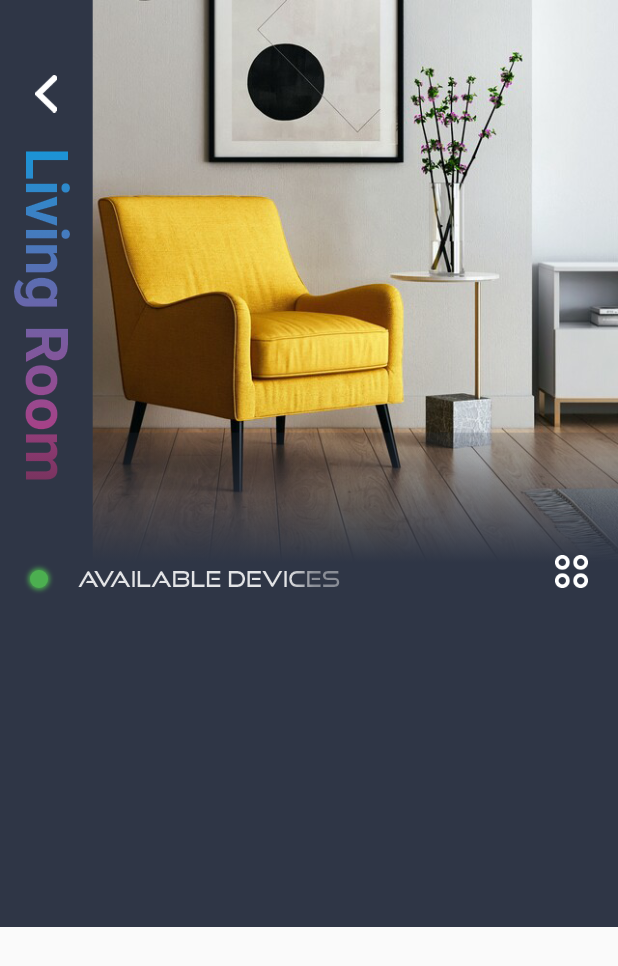
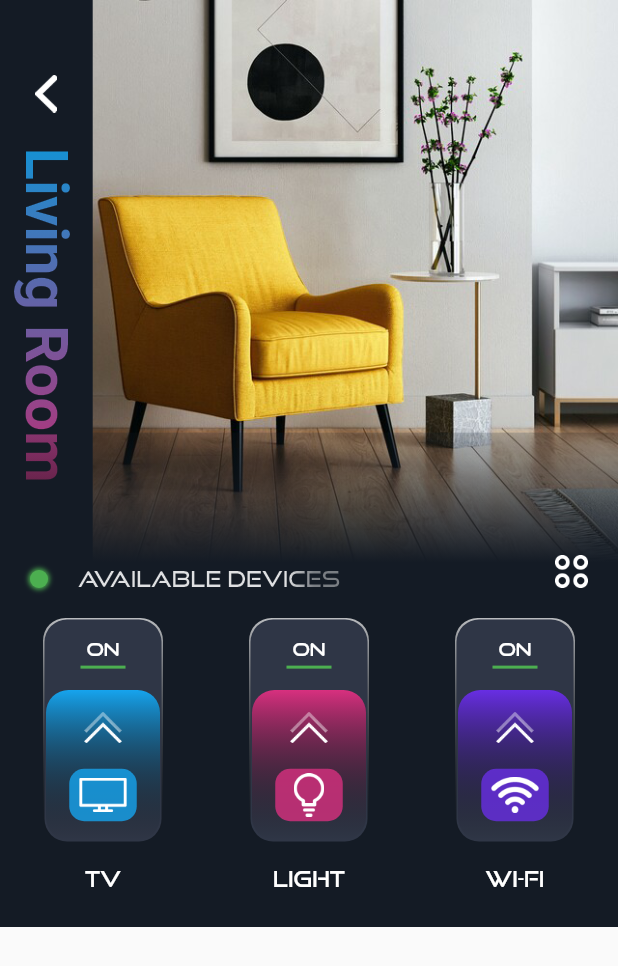
Before and after one commit to denissavishchev/smart_home, a Flutter app: the screen it shows after launch, on a phone screen of 412 x 824 dp. Shown: the top 966 px of the screen. Run offline on Flutter 3.47's test engine with Material 2 defaults, Android fonts, the phone set to English and light mode, and no system bars; our stand-ins replace sleek_circular_slider.

Commit message:
switches_start

```diff
--- a/lib/living_room.dart
+++ b/lib/living_room.dart
@@ -1,6 +1,7 @@
 import 'package:flutter/material.dart';
 import 'package:smart_home/constants.dart';
 import 'package:smart_home/gradient_text.dart';
+import 'package:smart_home/switch_box.dart';
 
 import 'main_page.dart';
 
@@ -25,7 +26,7 @@ class LivingRoomPage extends StatelessWidget {
                 ),
               ),
               Container(
-                color: kLightBlack,
+                color: kBlack,
                 width: size.width * 0.15,
                 height: size.height * 0.5,
                 padding: const EdgeInsets.fromLTRB(0, 50, 0, 90),
@@ -63,9 +64,9 @@ class LivingRoomPage extends StatelessWidget {
                   decoration: BoxDecoration(
                       gradient: LinearGradient(
                           colors: [
-                            kLightBlack.withOpacity(0.2),
-                            kLightBlack,
-                            kLightBlack,
+                            kBlack.withOpacity(0.2),
+                            kBlack,
+                            kBlack,
                           ],
                           begin: Alignment.topCenter,
                           end: Alignment.bottomCenter,
@@ -119,8 +120,34 @@ class LivingRoomPage extends StatelessWidget {
           Container(
             width: size.width,
             height: size.height * 0.25,
-            color: kLightBlack,
-          )
+            color: kBlack,
+            child: Row(
+              mainAxisAlignment: MainAxisAlignment.spaceAround,
+              children: [
+                Column(
+                  children: [
+                    SwitchBox(color: kBlue, icon: 'tv',),
+                    const SizedBox(height: 15,),
+                    const Text('TV', style: TextStyle(fontFamily: 'good', color: Colors.white),),
+                  ],
+                ),
+                Column(
+                  children: [
+                    SwitchBox(color: kRed, icon: 'bulb',),
+                    const SizedBox(height: 15,),
+                    const Text('Light', style: TextStyle(fontFamily: 'good', color: Colors.white),),
+                  ],
+                ),
+                Column(
+                  children: [
+                    SwitchBox(color: kPurple, icon: 'wifi',),
+                    const SizedBox(height: 15,),
+                    const Text('Wi-Fi', style: TextStyle(fontFamily: 'good', color: Colors.white),),
+                  ],
+                ),
+              ],
+            ),
+          ),
         ],
       ),
     );
--- /dev/null
+++ b/lib/switch_box.dart
@@ -0,0 +1,120 @@
+import 'package:flutter/material.dart';
+import 'package:smart_home/constants.dart';
+
+class SwitchBox extends StatefulWidget {
+
+  final Color color;
+  final String icon;
+
+  SwitchBox({Key? key,
+    required this.color, required this.icon,
+
+  }) : super(key: key);
+
+  @override
+  State<SwitchBox> createState() => _SwitchBoxState();
+}
+
+class _SwitchBoxState extends State<SwitchBox> {
+
+  bool isSwitched = true;
+
+  void _isSwitched(){
+    setState(() {
+      isSwitched = !isSwitched;
+    });
+  }
+
+  @override
+  Widget build(BuildContext context) {
+    return Stack(
+      alignment: Alignment.center,
+      children: [
+        Container(
+          width: 80,
+          height: 150,
+          decoration: BoxDecoration(
+            borderRadius: BorderRadius.circular(15),
+            gradient: LinearGradient(
+              colors: [
+                Colors.white.withOpacity(0.7),
+                Colors.transparent
+              ],
+              begin: Alignment.topCenter,
+              end: Alignment.bottomCenter
+            )
+          ),
+        ),
+        Container(
+          width: 78,
+          height: 148,
+          decoration: BoxDecoration(
+            borderRadius: BorderRadius.circular(15),
+            color: kLightBlack
+          ),
+          child: Stack(
+            alignment: Alignment.topCenter,
+            children: [
+              Container(
+                margin: const EdgeInsets.only(top: 10),
+                width: 45,
+                height: 25,
+                child: Column(
+                  mainAxisAlignment: MainAxisAlignment.spaceAround,
+                  children: [
+                    const Text('ON', style: TextStyle(fontFamily: 'good', fontSize: 12, color: Colors.white),),
+                    Container(
+                      width: 30,
+                      height: 2,
+                      color: Colors.green,
+                    )
+                  ],
+                ),
+              ),
+              Align(
+                alignment: Alignment.bottomCenter,
+                child: Container(
+                  margin: const EdgeInsets.symmetric(vertical: 1),
+                  padding: const EdgeInsets.symmetric(vertical: 5),
+                  width: 76,
+                  height: 100,
+                  decoration: BoxDecoration(
+                    gradient: LinearGradient(
+                      colors: [
+                        Colors.transparent,
+                        widget.color,
+                      ],
+                      begin: Alignment.bottomCenter,
+                      end: Alignment.topCenter
+                    ),
+                    borderRadius: BorderRadius.circular(15)
+                  ),
+                  child: Column(
+                    mainAxisAlignment: MainAxisAlignment.spaceAround,
+                    children: [
+                      SizedBox(
+                        width: 25,
+                        height: 25,
+                        child: Image.asset('assets/icons/up.png'),
+                      ),
+                      Container(
+                        width: 45,
+                        height: 35,
+                        padding: const EdgeInsets.symmetric(horizontal: 5,vertical: 3),
+                        decoration: BoxDecoration(
+                          color: widget.color.withOpacity(0.8),
+                          borderRadius: BorderRadius.circular(10),
+                        ),
+                        child: Image.asset('assets/icons/${widget.icon}.png'),
+                      )
+                    ],
+                  ),
+                ),
+              ),
+            ],
+          ),
+        ),
+      ],
+    );
+  }
+}
```
Also changed, not shown: assets/icons/tv.png, assets/icons/wifi.png.
